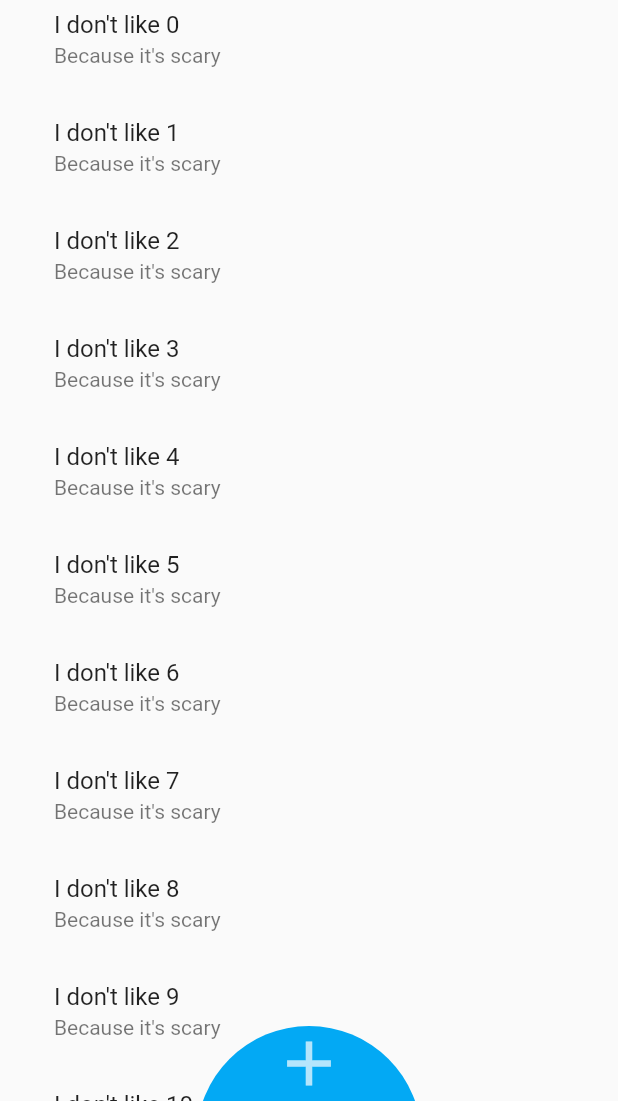
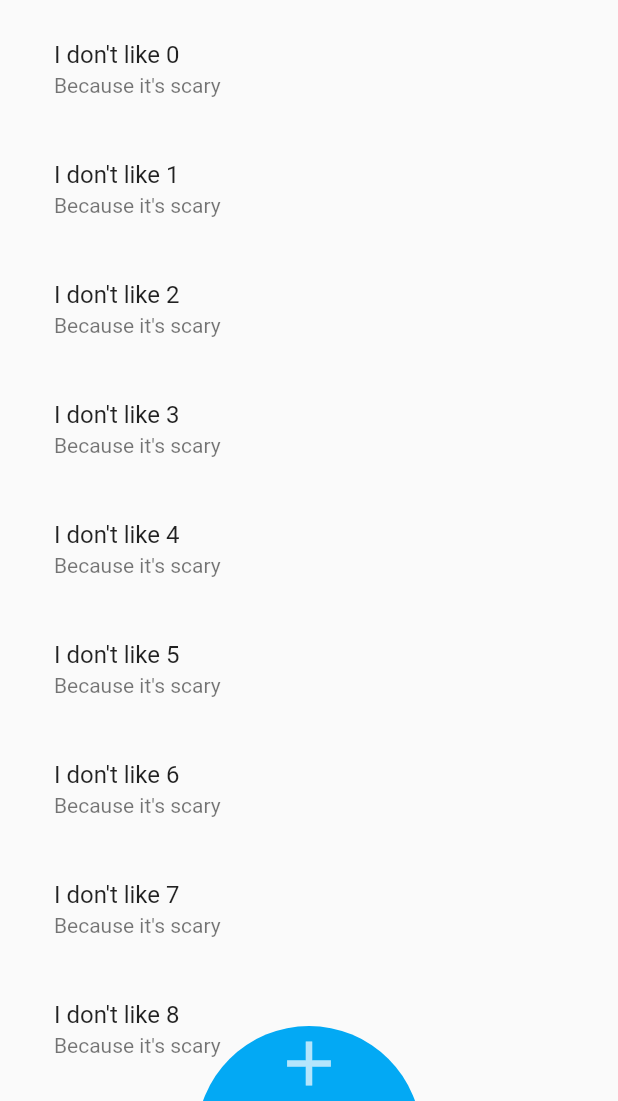
Before and after one commit to mrsetia1/triggr, a Flutter app: the screen it shows after launch, on a phone screen of 412 x 824 dp, the part 135-1236 px from its top. Run offline on Flutter 3.47's test engine with Material 2 defaults, Android fonts, the phone set to English and light mode, and no system bars.

Commit message:
dynamic widgets

```diff
--- a/lib/components/addButton.dart
+++ b/lib/components/addButton.dart
@@ -3,8 +3,9 @@ import 'package:flutter/foundation.dart';
 import 'package:flutter/animation.dart';
 
 class AddButton extends StatefulWidget {
+  final VoidCallback toggleAddForm;
 
-  const AddButton({Key key}) : super(key: key);
+  const AddButton({Key key, this.toggleAddForm}) : super(key: key);
 
   @override
   _AddButtonState createState() => new _AddButtonState();
@@ -25,7 +26,7 @@ class _AddButtonState extends State<AddButton>
         AnimationController(vsync: this, duration: Duration(milliseconds: 750))
           ..addListener(() {
             if (_animationController.isCompleted) {
-              Navigator.pushNamed(context, "/add");
+              widget.toggleAddForm();
             }
             setState(() {});
           });
@@ -58,6 +59,7 @@ class _AddButtonState extends State<AddButton>
     if (!isOpened) {
       _animationController.forward();
     } else {
+      widget.toggleAddForm();
       _animationController.reverse();
     }
     isOpened = !isOpened;
--- a/lib/components/triggerList.dart
+++ b/lib/components/triggerList.dart
@@ -13,6 +13,8 @@ class TriggerList extends StatelessWidget {
     return Container(
       height: MediaQuery.of(context).size.height - 60,
       child: ListView.builder(
+        padding: EdgeInsets.only(top: 20, left: 20, bottom: 80),
+        itemExtent: 80.0,
         // Let the ListView know how many items it needs to build
         itemCount: triggers.length,
         // Provide a builder function. This is where the magic happens! We'll
--- a/lib/containers/addForm.dart
+++ b/lib/containers/addForm.dart
@@ -38,7 +38,7 @@ class _AddFormState extends State<AddForm> {
     return Form(
         key: _formKey,
         child: Padding(
-          padding: const EdgeInsets.all(40.0),
+          padding: const EdgeInsets.all(100.0),
           child: Column(
               crossAxisAlignment: CrossAxisAlignment.center,
               children: <Widget>[
--- a/lib/pages/main.dart
+++ b/lib/pages/main.dart
@@ -5,6 +5,7 @@ import 'package:triggr/components/header.dart';
 import 'package:triggr/models/trigger.dart';
 import 'package:triggr/models/reason.dart';
 import 'package:triggr/components/triggerList.dart';
+import 'package:triggr/containers/addForm.dart';
 
 class MainPage extends StatefulWidget {
   MainPage({Key key}) : super(key: key);
@@ -14,6 +15,7 @@ class MainPage extends StatefulWidget {
 }
 
 class _MainPageState extends State<MainPage> {
+  bool showAdd = false;
   final triggers = List<Trigger>.generate(
     30,
     (i) => Trigger("I don't like $i", "Because it's scary", new List<Reason>()),
@@ -30,17 +32,34 @@ class _MainPageState extends State<MainPage> {
       body: Container(
         child: new Stack(
           fit: StackFit.expand,
-          children: <Widget>[_buildList(), _buildHeader(), _buildFab()],
+          children: <Widget>[_buildList(), _buildHeader(), _buildAdd()],
         ),
       ),
     );
   }
 
-  Widget _buildFab() {
+  Widget _buildAdd() {
     return new Positioned(
         bottom: -100,
         width: MediaQuery.of(context).size.width,
-        child: new AddButton());
+        child: new Stack(children: _getAddWidgets()));
+  }
+
+  List <Widget> _getAddWidgets(){
+    List<Widget> wArr = new List<Widget>();
+
+    wArr.add(AddButton(
+      toggleAddForm: () {
+        showAdd = !showAdd;
+        setState(() {});
+      },
+    ));
+
+    if (showAdd) {
+      wArr.add(new AddForm());
+    }
+
+    return wArr;
   }
 
   Widget _buildHeader() {
@@ -52,10 +71,7 @@ class _MainPageState extends State<MainPage> {
     return Positioned(
       top: 80,
       width: MediaQuery.of(context).size.width,
-      child: Padding(
-        padding: const EdgeInsets.only(left: 20),
-        child:  new TriggerList(triggers: triggers),
-      ),
+      child: new TriggerList(triggers: triggers),
     );
   }
 }
```
